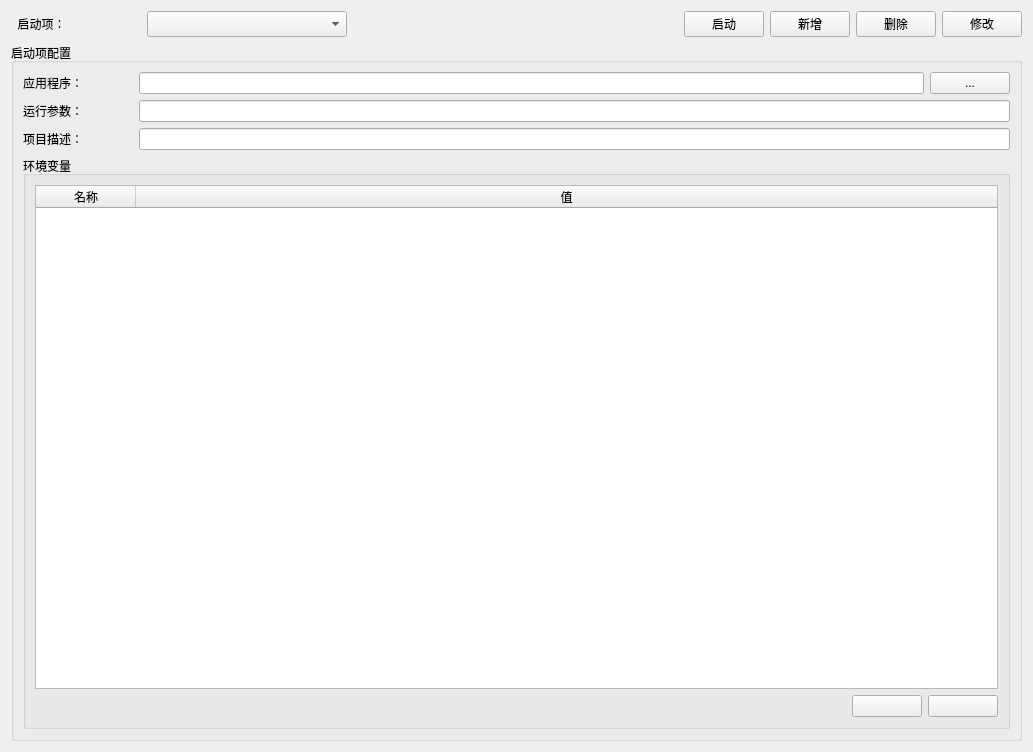
First picture: the form in MainWindow.ui, repository 384782946/luancher, before the edit.
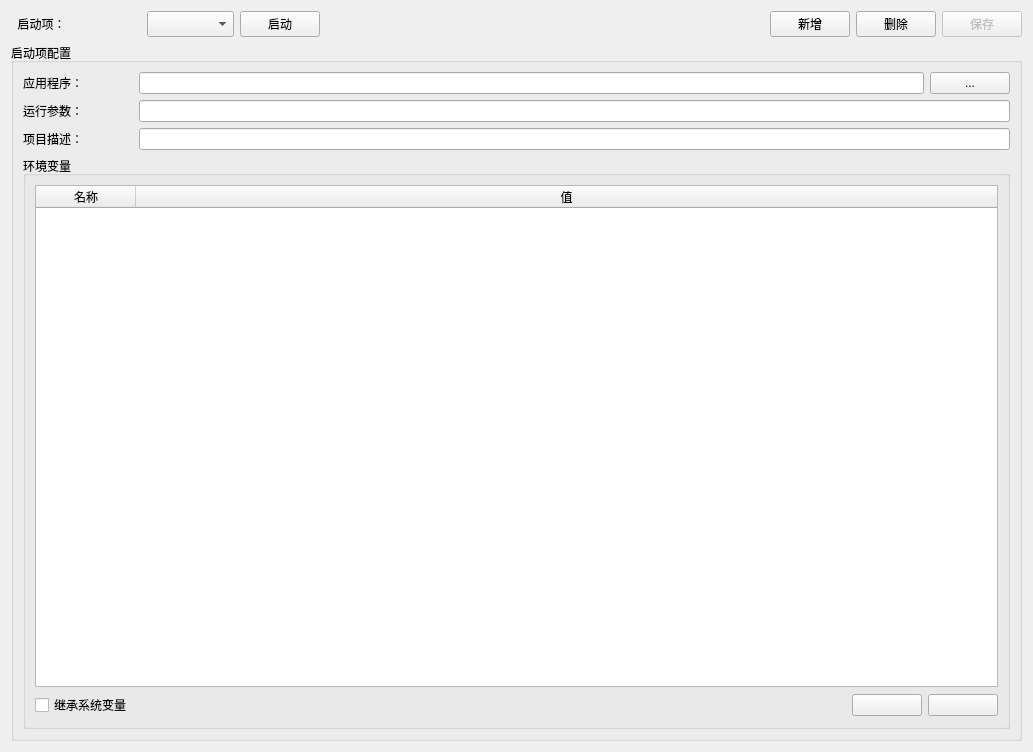
Second picture: the form after the edit. Icons and pictures are not drawn.

```diff
--- a/MainWindow.ui
+++ b/MainWindow.ui
@@ -2,6 +2,9 @@
 <ui version="4.0">
  <class>MainWindow</class>
  <widget class="QWidget" name="MainWindow">
+  <property name="enabled">
+   <bool>true</bool>
+  </property>
   <property name="geometry">
    <rect>
     <x>0</x>
@@ -1262,12 +1265,29 @@
        </property>
        <property name="minimumSize">
         <size>
-         <width>200</width>
+         <width>87</width>
          <height>0</height>
         </size>
        </property>
       </widget>
      </item>
+     <item>
+      <widget class="QPushButton" name="btn_run">
+       <property name="text">
+        <string>启动</string>
+       </property>
+       <property name="icon">
+        <iconset resource="main.qrc">
+         <normaloff>:/images/run.png</normaloff>:/images/run.png</iconset>
+       </property>
+       <property name="iconSize">
+        <size>
+         <width>24</width>
+         <height>24</height>
+        </size>
+       </property>
+      </widget>
+     </item>
      <item>
       <spacer name="horizontalSpacer_2">
        <property name="orientation">
@@ -1281,23 +1301,6 @@
        </property>
       </spacer>
      </item>
-     <item>
-      <widget class="QPushButton" name="btn_run">
-       <property name="text">
-        <string>启动</string>
-       </property>
-       <property name="icon">
-        <iconset resource="main.qrc">
-         <normaloff>:/images/run.png</normaloff>:/images/run.png</iconset>
-       </property>
-       <property name="iconSize">
-        <size>
-         <width>24</width>
-         <height>24</height>
-        </size>
-       </property>
-      </widget>
-     </item>
      <item>
       <widget class="QPushButton" name="btn_add">
        <property name="text">
@@ -1322,8 +1325,11 @@
      </item>
      <item>
       <widget class="QPushButton" name="btn_apply">
+       <property name="enabled">
+        <bool>false</bool>
+       </property>
        <property name="text">
-        <string>修改</string>
+        <string>保存</string>
        </property>
        <property name="icon">
         <iconset resource="main.qrc">
@@ -1457,6 +1463,13 @@
            </item>
            <item>
             <layout class="QHBoxLayout" name="horizontalLayout_2">
+             <item>
+              <widget class="QCheckBox" name="cb_inheri">
+               <property name="text">
+                <string>继承系统变量</string>
+               </property>
+              </widget>
+             </item>
              <item>
               <spacer name="horizontalSpacer_3">
                <property name="orientation">
```
Left out of the diff: 5 changed lines with no effect on the pictures.
